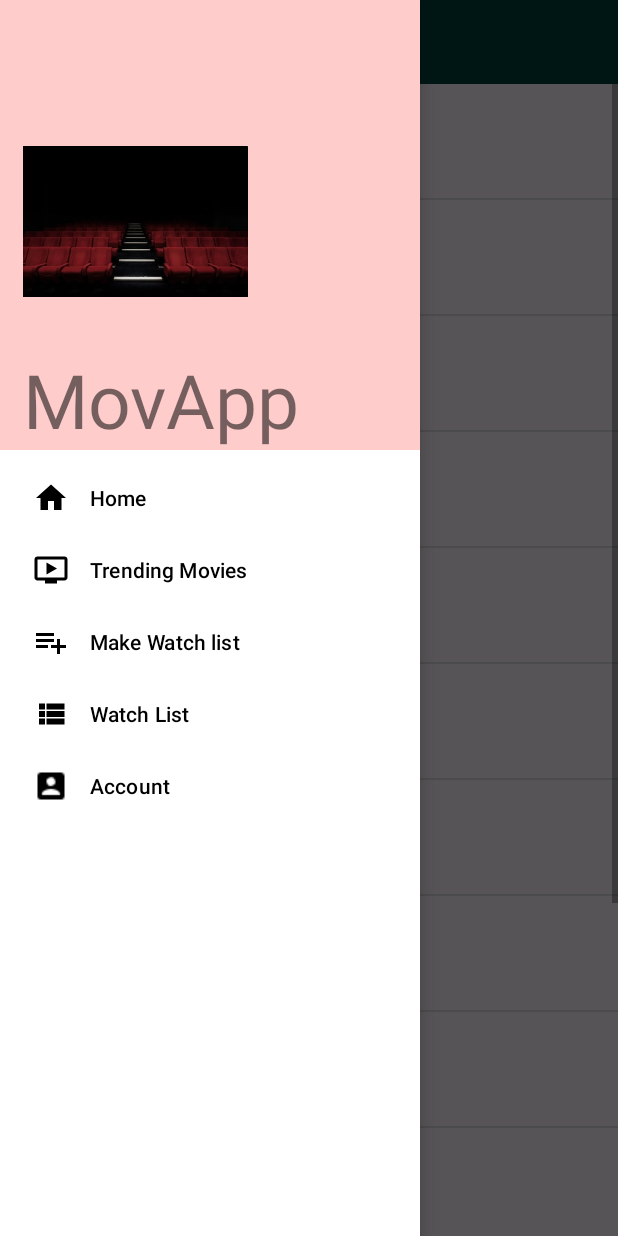
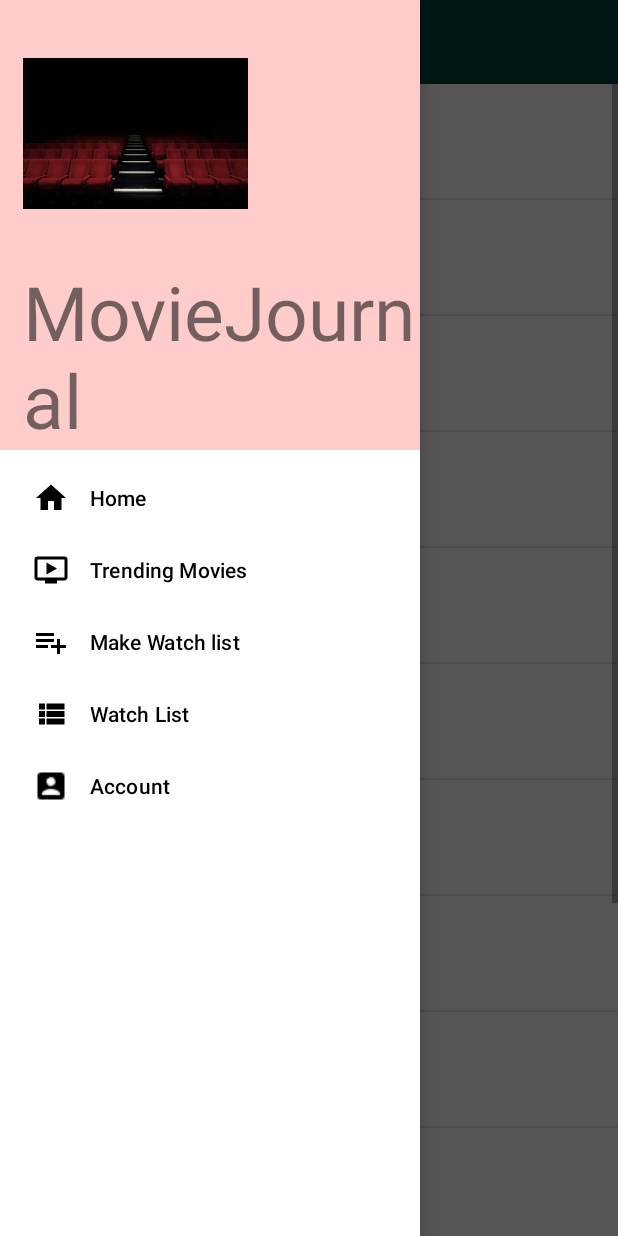
Before and after one commit to Odile078/MovieJournal2, an Android app: the MovieActivity screen opened directly, with no data from a screen before it, with the side drawer open, on a phone screen of 412 x 824 dp. Run offline under Robolectric (Android 15) with nearby library versions, the phone set to English and light mode, and no system bars; our stand-ins replace Firebase (no records; nobody signed in at launch, a user with empty details on screens opened directly); network calls fail; Roboto replaces fonts that are not available here.

Commit message:
updating the README

```diff
--- a/app/src/main/res/layout/drawer_header.xml
+++ b/app/src/main/res/layout/drawer_header.xml
@@ -13,7 +13,7 @@
     <TextView
         android:layout_width="match_parent"
         android:layout_height="wrap_content"
-        android:text="MovApp"
+        android:text="MovieJournal"
         android:textSize="50dp"
         android:layout_marginTop="10dp"/>
 
```
Also changed, not shown: 9 other files.
